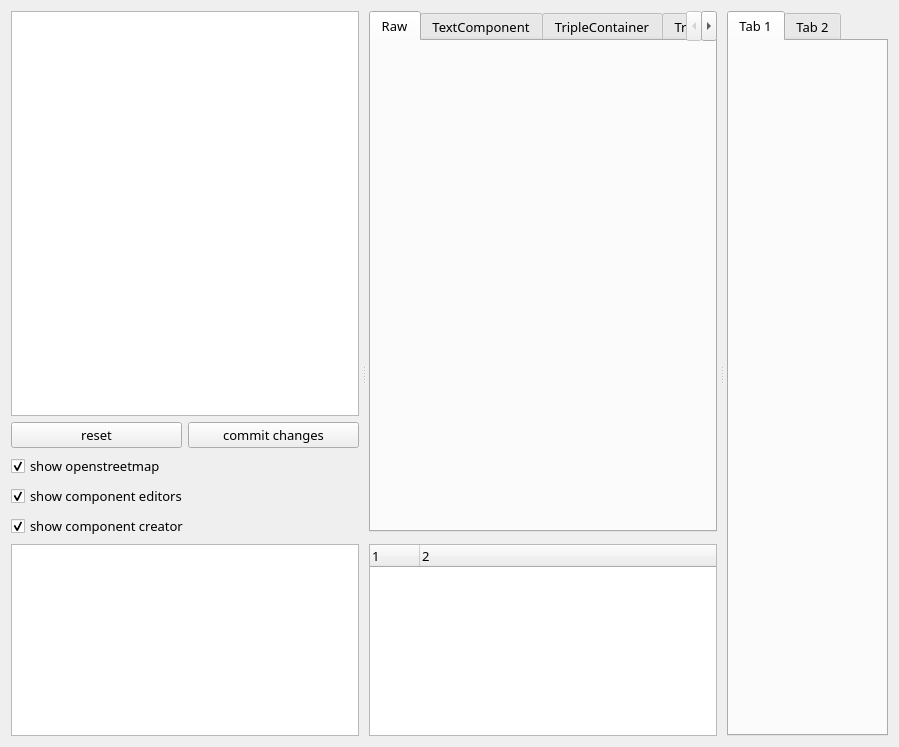
sempr-tk/sempr-gui, file ui/main.ui: the form before one commit.
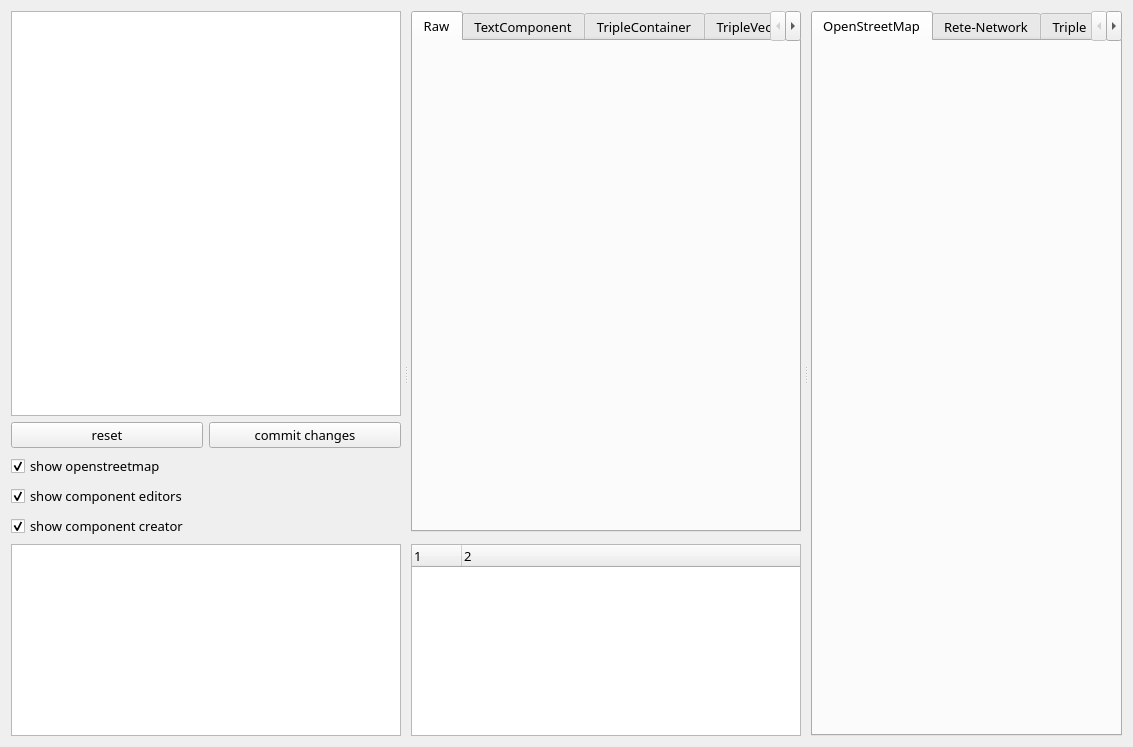
The form after the commit. The open tabs and pages were chosen to show the change. Custom widgets are drawn as their Qt base class.

Commit message: added live view on all triples

```diff
--- a/ui/main.ui
+++ b/ui/main.ui
@@ -6,7 +6,7 @@
    <rect>
     <x>0</x>
     <y>0</y>
-    <width>899</width>
+    <width>1133</width>
     <height>747</height>
    </rect>
   </property>
@@ -238,12 +238,17 @@
      <widget class="QTabWidget" name="tabWidget_2">
       <widget class="sempr::gui::GeoMapWidget" name="geoMapWidget">
        <attribute name="title">
-        <string>Tab 1</string>
+        <string>OpenStreetMap</string>
        </attribute>
       </widget>
       <widget class="sempr::gui::ReteWidget" name="reteWidget">
        <attribute name="title">
-        <string>Tab 2</string>
+        <string>Rete-Network</string>
+       </attribute>
+      </widget>
+      <widget class="sempr::gui::TripleLiveViewWidget" name="semanticQueryWidget">
+       <attribute name="title">
+        <string>Triple Live-View</string>
        </attribute>
       </widget>
      </widget>
@@ -305,6 +310,12 @@
    <header>../src/ReteWidget.hpp</header>
    <container>1</container>
   </customwidget>
+  <customwidget>
+   <class>sempr::gui::TripleLiveViewWidget</class>
+   <extends>QWidget</extends>
+   <header>../src/TripleLiveViewWidget.hpp</header>
+   <container>1</container>
+  </customwidget>
  </customwidgets>
  <resources/>
  <connections/>
```
Left out of the diff: 3 changed lines with no effect on the pictures. The commit also changes 8 other files.
